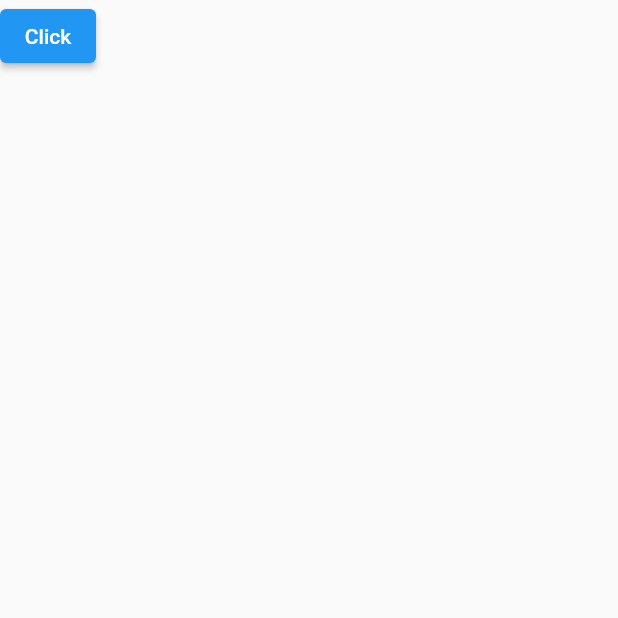
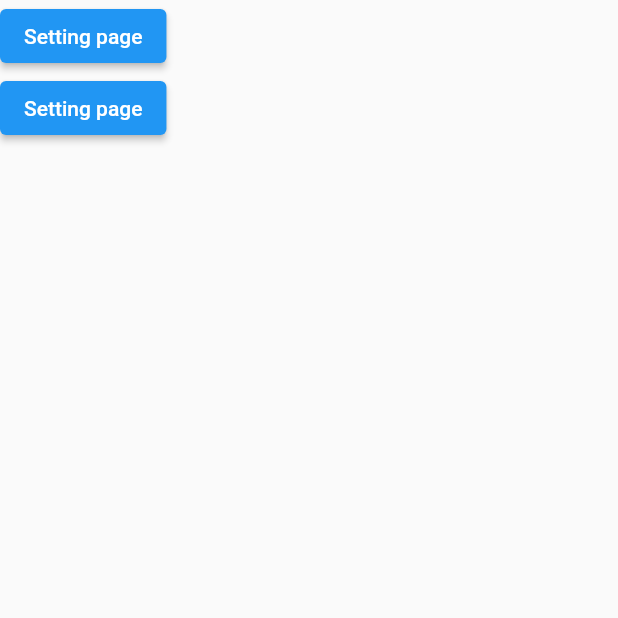
Before and after one commit to santamayengb/task_on_autoroute, a Flutter app: the screen it shows after launch, on a phone screen of 412 x 824 dp, the top half of it. Run offline on Flutter 3.47's test engine with Material 2 defaults, Android fonts, the phone set to English and light mode, and no system bars; our stand-ins replace auto_route.

Commit message:
runner problem

```diff
--- a/lib/pages/landing.dart
+++ b/lib/pages/landing.dart
@@ -9,11 +9,23 @@ class LandingPage extends StatelessWidget {
   Widget build(BuildContext context) {
     return Scaffold(
         body: SafeArea(
-      child: ElevatedButton(
-        onPressed: () {
-          AutoRouter.of(context).push(SettingRoute(name0: "Santa"));
-        },
-        child: const Text("Click"),
+      child: Column(
+        children: [
+          ElevatedButton(
+            onPressed: () {
+              AutoRouter.of(context)
+                  .push(SettingRoute(pageName: "Setting Page"));
+            },
+            child: const Text("Setting page"),
+          ),
+          ElevatedButton(
+            onPressed: () {
+              AutoRouter.of(context)
+                  .push(ProfileRoute(pageName: "Profile Page"));
+            },
+            child: const Text("Setting page"),
+          ),
+        ],
       ),
     ));
   }
```
Also changed, not shown: lib/pages/profile.dart (+11 -2 lines), lib/pages/settings.dart (+7 -5 lines).
